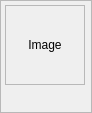
Above: ui/thumbimageframe.ui from athoune/Ema before the change. Below: the same form after it.
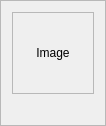
That is the form after the change. Custom widgets are drawn as their Qt base class.

```diff
--- a/ui/thumbimageframe.ui
+++ b/ui/thumbimageframe.ui
@@ -6,8 +6,8 @@
    <rect>
     <x>0</x>
     <y>0</y>
-    <width>92</width>
-    <height>113</height>
+    <width>104</width>
+    <height>120</height>
    </rect>
   </property>
   <property name="maximumSize">
@@ -25,14 +25,8 @@
   <property name="frameShadow">
    <enum>QFrame::Raised</enum>
   </property>
-  <layout class="QVBoxLayout" name="verticalLayout">
-   <property name="spacing">
-    <number>2</number>
-   </property>
-   <property name="margin">
-    <number>4</number>
-   </property>
-   <item>
+  <layout class="QGridLayout" name="gridLayout">
+   <item row="0" column="0">
     <widget class="QImageDisplay" name="globalImageLabel">
      <property name="sizePolicy">
       <sizepolicy hsizetype="Fixed" vsizetype="Fixed">
@@ -42,8 +36,14 @@
      </property>
      <property name="minimumSize">
       <size>
-       <width>80</width>
-       <height>80</height>
+       <width>82</width>
+       <height>82</height>
+      </size>
+     </property>
+     <property name="maximumSize">
+      <size>
+       <width>82</width>
+       <height>82</height>
       </size>
      </property>
      <property name="mouseTracking">
@@ -63,7 +63,7 @@
      </property>
     </widget>
    </item>
-   <item>
+   <item row="1" column="0">
     <widget class="QLabel" name="starsLabel">
      <property name="text">
       <string/>
```
